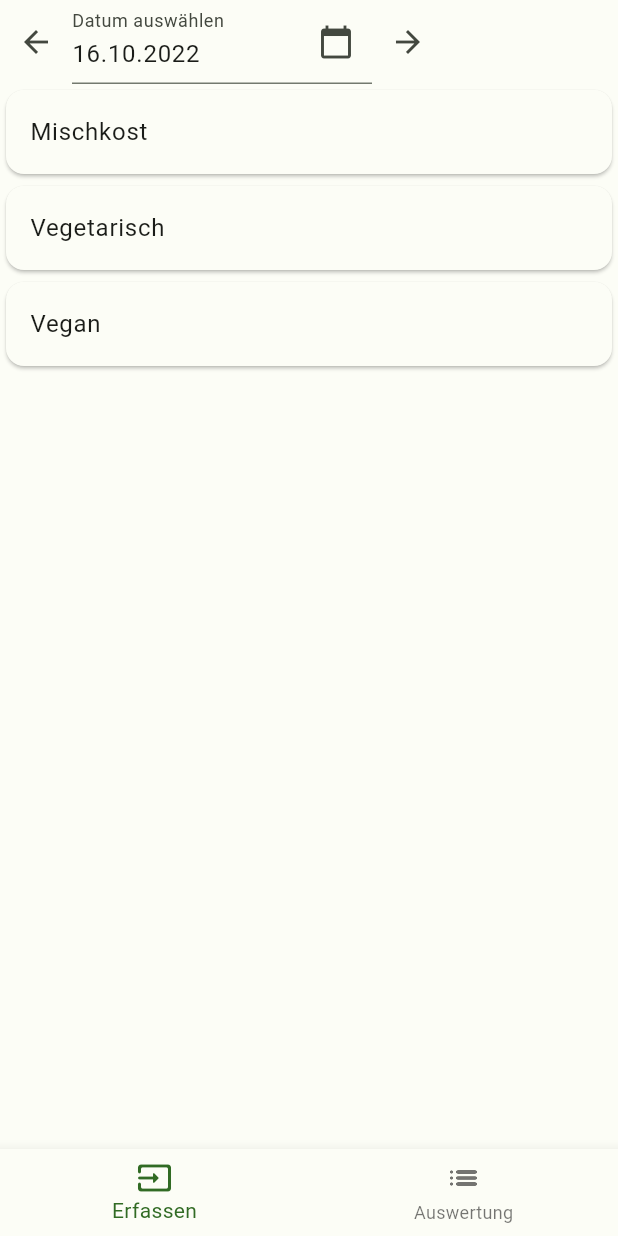
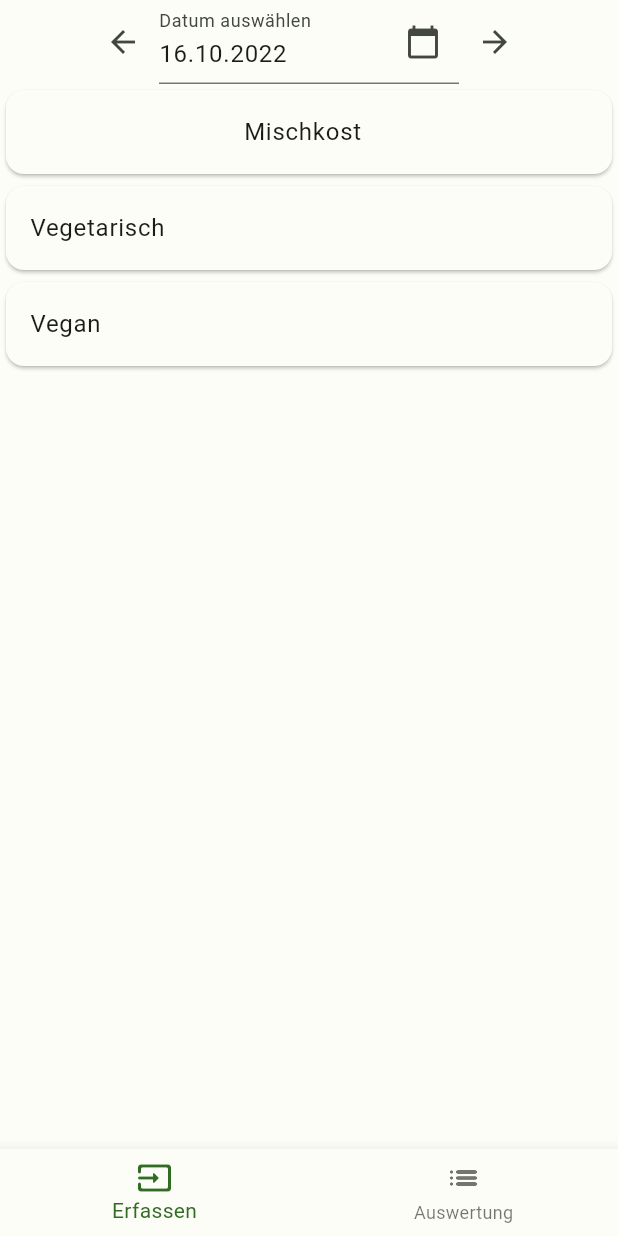
Before and after one commit to technobasi/food_kind_tracker, a Flutter app: the screen it shows after launch, on a phone screen of 412 x 824 dp. Run offline on Flutter 3.47's test engine with Material 2 defaults, Android fonts, the phone set to English and light mode, and no system bars; our stand-ins replace hive, hive_flutter; accounts and stored records are empty.

Commit message:
changed some layouting

```diff
--- a/lib/widgets/InputWidget.dart
+++ b/lib/widgets/InputWidget.dart
@@ -47,6 +47,8 @@ class _InputWidgetState extends State<InputWidget> {
           return Column(
             children: [
               Row(
+                mainAxisAlignment: MainAxisAlignment.center,
+                crossAxisAlignment: CrossAxisAlignment.center,
                 children: [
                   IconButton(
                       onPressed: () {
@@ -86,7 +88,8 @@ class _InputWidgetState extends State<InputWidget> {
                   children: [
                        Card(
                           child: ListTile(
-                        title: const Text("Mischkost"),
+                            title: const Text("Mischkost",
+                            textAlign: TextAlign.center,),
                             trailing: _selected_meal == MealType.OMNI
                                 ? const Icon(Icons.check)
                                 : null,
```
Also changed, not shown: pubspec.lock. Lines whose indentation alone changed are shown as unchanged.
